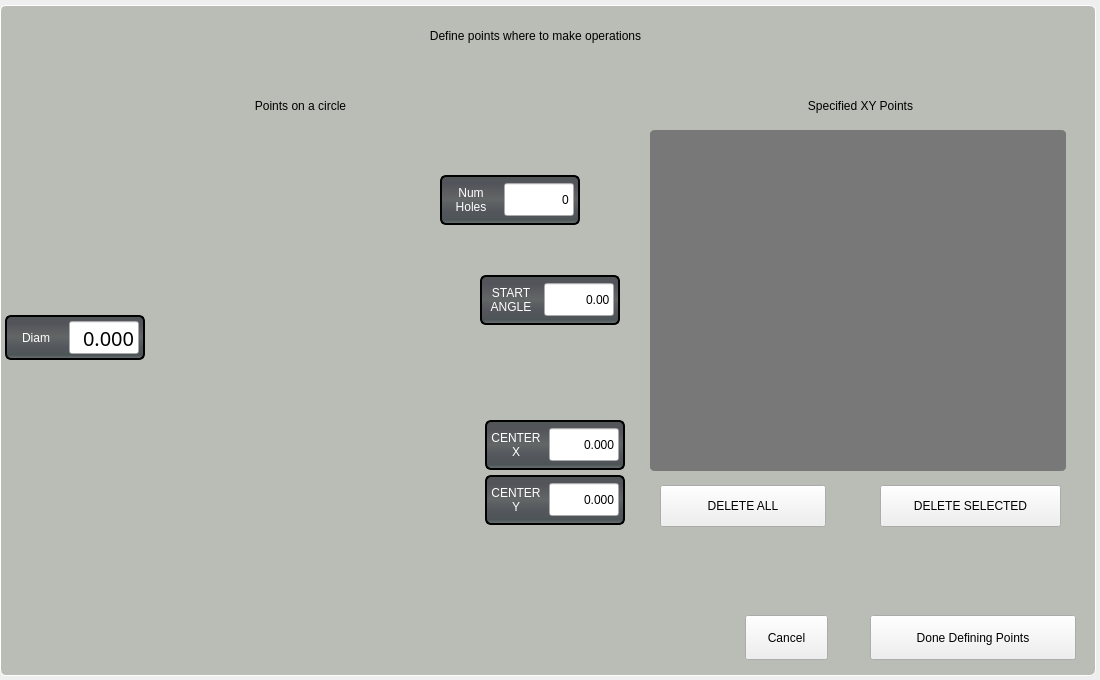
First picture: the form in mindovercncmill/widgets/conversational/ui/hole_locations.ui, repository 85vmh/mindovercncmill, before the edit.
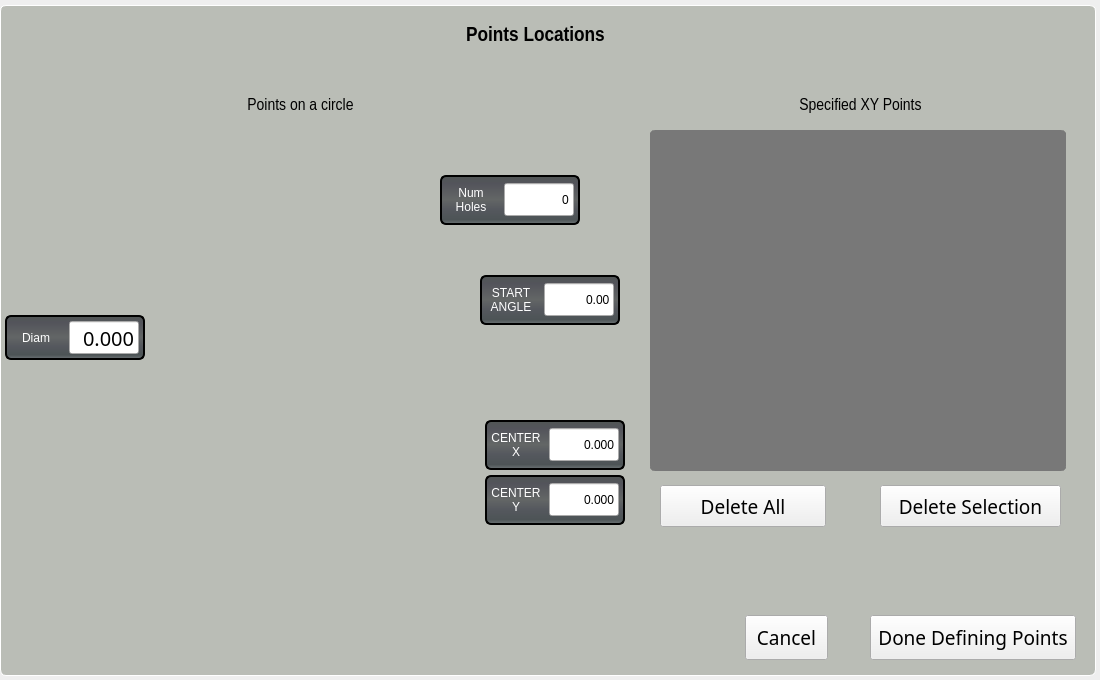
Second picture: the form after the edit. Icons and pictures are not drawn. Custom widgets are drawn as their Qt base class.

Commit message: after font changes

Patch:
```diff
--- a/mindovercncmill/widgets/conversational/ui/hole_locations.ui
+++ b/mindovercncmill/widgets/conversational/ui/hole_locations.ui
@@ -37,6 +37,11 @@
      <height>671</height>
     </rect>
    </property>
+   <property name="font">
+    <font>
+     <family>Liberation Sans Narrow</family>
+    </font>
+   </property>
    <property name="styleSheet">
     <string notr="true">.QFrame {
 	background: rgb(186, 189, 182);
@@ -61,11 +66,11 @@
       <height>41</height>
      </rect>
     </property>
-    <property name="styleSheet">
-     <string notr="true">QLabel{
-    color: rgb(0, 0, 0);
-	font: 16pt &quot;Bebas Kai&quot;;
-}</string>
+    <property name="font">
+     <font>
+      <family>Liberation Sans Narrow</family>
+      <pointsize>13</pointsize>
+     </font>
     </property>
     <property name="text">
      <string>Points on a circle</string>
@@ -593,14 +598,19 @@
       <height>41</height>
      </rect>
     </property>
+    <property name="font">
+     <font>
+      <family>Liberation Sans Narrow</family>
+      <pointsize>16</pointsize>
+      <weight>75</weight>
+      <bold>true</bold>
+     </font>
+    </property>
     <property name="styleSheet">
-     <string notr="true">QLabel{
-    color: rgb(0, 0, 0);
-	font: 18pt &quot;Bebas Kai&quot;;
-}</string>
+     <string notr="true"/>
     </property>
     <property name="text">
-     <string>Define points where to make operations</string>
+     <string>Points Locations</string>
     </property>
     <property name="alignment">
      <set>Qt::AlignCenter</set>
@@ -627,11 +637,14 @@
       <height>42</height>
      </size>
     </property>
-    <property name="styleSheet">
-     <string notr="true">font: 14pt &quot;Bebas Kai&quot;;</string>
+    <property name="font">
+     <font>
+      <family>Bebas Kai</family>
+      <pointsize>14</pointsize>
+     </font>
     </property>
     <property name="text">
-     <string>DELETE SELECTED</string>
+     <string>Delete Selection</string>
     </property>
    </widget>
    <widget class="QTableView" name="xy_coord_input">
@@ -681,11 +694,11 @@
       <height>41</height>
      </rect>
     </property>
-    <property name="styleSheet">
-     <string notr="true">QLabel{
-    color: rgb(0, 0, 0);
-	font: 16pt &quot;Bebas Kai&quot;;
-}</string>
+    <property name="font">
+     <font>
+      <family>Liberation Sans Narrow</family>
+      <pointsize>13</pointsize>
+     </font>
     </property>
     <property name="text">
      <string>Specified XY Points</string>
@@ -715,11 +728,14 @@
       <height>42</height>
      </size>
     </property>
-    <property name="styleSheet">
-     <string notr="true">font: 14pt &quot;Bebas Kai&quot;;</string>
+    <property name="font">
+     <font>
+      <family>Bebas Kai</family>
+      <pointsize>14</pointsize>
+     </font>
     </property>
     <property name="text">
-     <string>DELETE ALL</string>
+     <string>Delete All</string>
     </property>
    </widget>
    <widget class="QFrame" name="frame_55">
@@ -868,6 +884,12 @@
       <height>45</height>
      </rect>
     </property>
+    <property name="font">
+     <font>
+      <family>Bebas Kai</family>
+      <pointsize>14</pointsize>
+     </font>
+    </property>
     <property name="text">
      <string>Done Defining Points</string>
     </property>
@@ -881,6 +903,12 @@
       <height>45</height>
      </rect>
     </property>
+    <property name="font">
+     <font>
+      <family>Bebas Kai</family>
+      <pointsize>14</pointsize>
+     </font>
+    </property>
     <property name="text">
      <string>Cancel</string>
     </property>
```
The commit also changes 12 other files.
